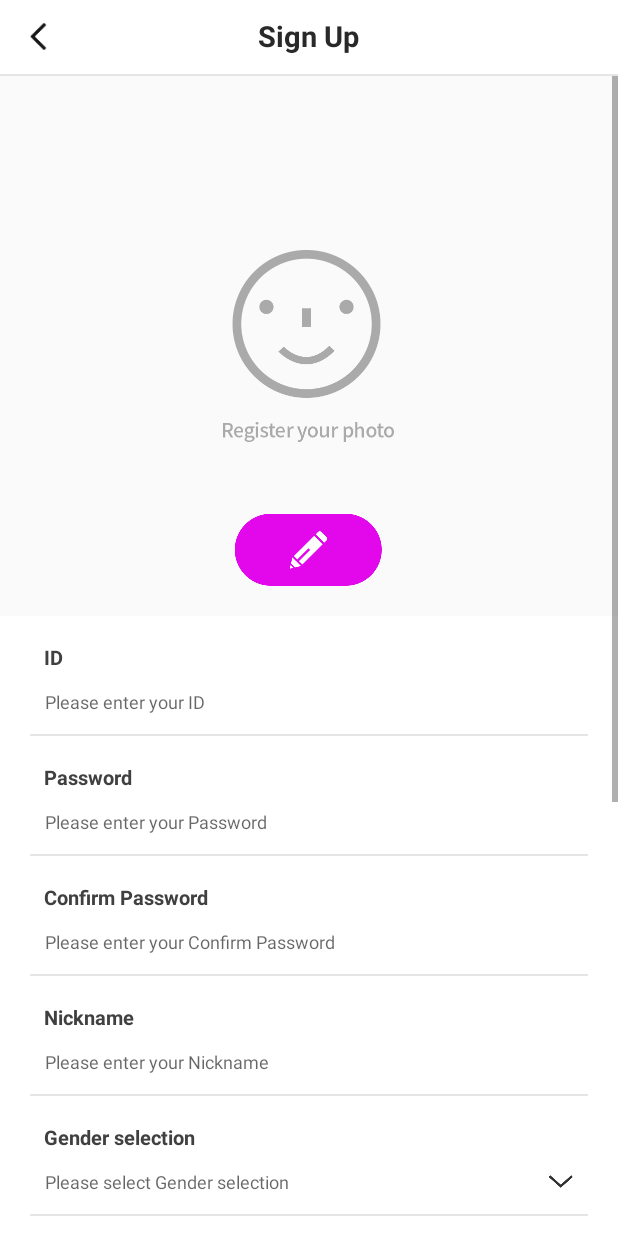
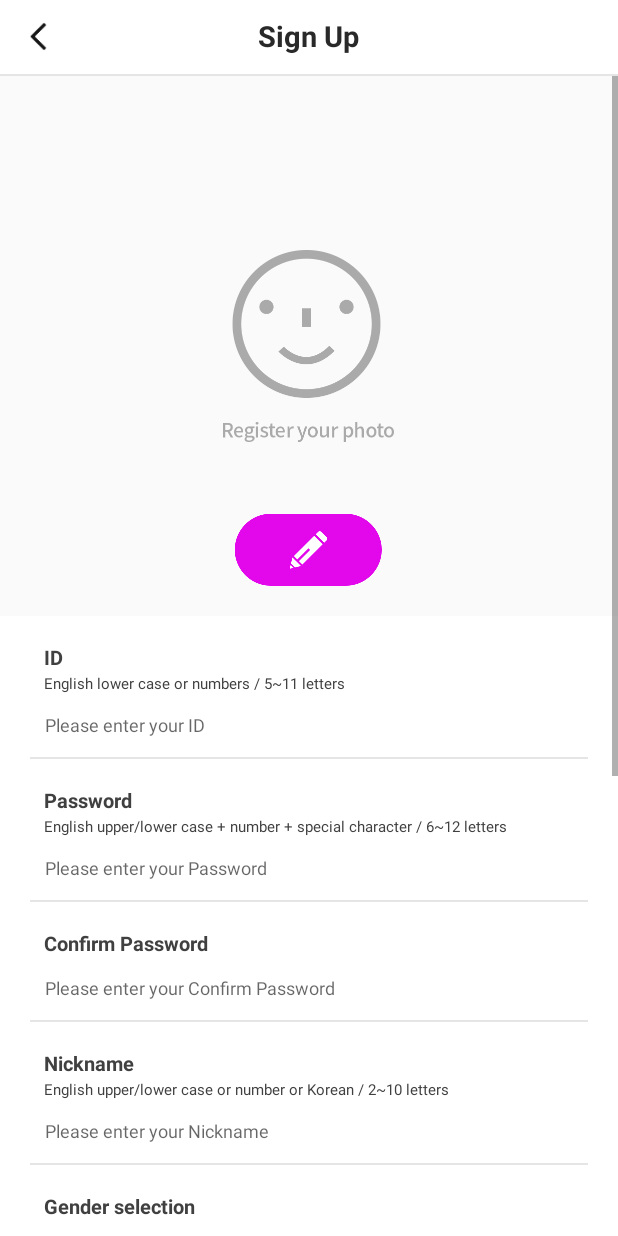
Before and after one commit to puch93/KITA, an Android app: the layout activity_join.xml on its own in the app's theme, with its tools: preview values and no code run, on a phone screen of 412 x 824 dp. Run offline under Robolectric (Android 15) with nearby library versions, the phone set to English and light mode, and no system bars.

Commit message:
2020-06-03 commit

```diff
--- a/app/src/main/java/kr/co/core/kita/activity/JoinAct.java
+++ b/app/src/main/java/kr/co/core/kita/activity/JoinAct.java
@@ -60,7 +60,7 @@ public class JoinAct extends BaseAct implements View.OnClickListener {
 
     private String REGEX_ID = "^[a-z0-9]{5,11}$"; // 영문 소문자, 숫자 (5~11자) (선택적)
     private String REGEX_PW = "^(?=.*[A-Za-z])(?=.*\\d)(?=.*[$@$!%*#?&])[A-Za-z\\d$@$!%*#?&]{6,12}$"; // 영문 대/소문자, 특수문자 (6~12자) (필수적)
-    private String REGEX_NICK = "^[A-Za-z0-9ㄱ-ㅎ가-힣]{2,10}$"; // 영문 대/소문자, 숫자, 한글 (5~11자) (선택적)
+    private String REGEX_NICK = "^[A-Za-z0-9ㄱ-ㅎ가-힣]{2,10}$"; // 영문 대/소문자, 숫자, 한글 (2~10자) (선택적)
 
 
     private String token, join_type = "general";
--- a/app/src/main/res/layout/activity_join.xml
+++ b/app/src/main/res/layout/activity_join.xml
@@ -57,23 +57,23 @@
 
                 <FrameLayout
                     android:layout_width="match_parent"
-                    android:background="@color/color_fafafa"
-                    android:layout_height="360dp">
+                    android:layout_height="360dp"
+                    android:background="@color/color_fafafa">
 
 
                     <ImageView
                         android:id="@+id/iv_image_none"
                         android:layout_width="113.7dp"
                         android:layout_height="wrap_content"
+                        android:layout_gravity="center"
                         android:adjustViewBounds="true"
-                        android:layout_gravity="center"
                         android:src="@drawable/img_edit_register" />
 
                     <ImageView
                         android:id="@+id/iv_profile"
                         android:layout_width="match_parent"
-                        android:scaleType="centerCrop"
-                        android:layout_height="match_parent"/>
+                        android:layout_height="match_parent"
+                        android:scaleType="centerCrop" />
 
                     <ImageView
                         android:id="@+id/iv_profile_reg"
@@ -93,16 +93,33 @@
                     android:layout_height="wrap_content"
                     android:orientation="vertical">
 
+                    <LinearLayout
+                        android:layout_width="match_parent"
+                        android:layout_height="wrap_content"
+                        android:orientation="vertical"
+                        android:paddingLeft="29.3dp">
+
                         <TextView
                             android:layout_width="wrap_content"
                             android:layout_height="wrap_content"
-                        android:layout_marginLeft="29.3dp"
                             android:layout_marginTop="20dp"
                             android:includeFontPadding="false"
                             android:text="ID"
                             android:textColor="@color/color_404040"
                             android:textSize="13.3dp"
                             android:textStyle="bold" />
+
+                        <TextView
+                            android:layout_width="wrap_content"
+                            android:layout_height="wrap_content"
+                            android:layout_marginTop="3dp"
+                            android:includeFontPadding="false"
+                            android:text="English lower case or numbers / 5~11 letters"
+                            android:textColor="@color/color_404040"
+                            android:textSize="10dp" />
+
+
+                    </LinearLayout>
 
                     <EditText
                         android:id="@+id/et_id"
@@ -127,16 +144,31 @@
 
                     <!-- password area -->
 
+                    <LinearLayout
+                        android:layout_width="match_parent"
+                        android:layout_height="wrap_content"
+                        android:orientation="vertical"
+                        android:paddingLeft="29.3dp">
+
                         <TextView
                             android:layout_width="wrap_content"
                             android:layout_height="wrap_content"
-                        android:layout_marginLeft="29.3dp"
                             android:layout_marginTop="20dp"
                             android:includeFontPadding="false"
                             android:text="Password"
                             android:textColor="@color/color_404040"
                             android:textSize="13.3dp"
                             android:textStyle="bold" />
+
+                        <TextView
+                            android:layout_width="wrap_content"
+                            android:layout_height="wrap_content"
+                            android:layout_marginTop="3dp"
+                            android:includeFontPadding="false"
+                            android:text="English upper/lower case + number + special character / 6~12 letters"
+                            android:textColor="@color/color_404040"
+                            android:textSize="10dp" />
+                    </LinearLayout>
 
                     <EditText
                         android:id="@+id/et_pw"
@@ -195,16 +227,32 @@
 
                 <!-- nick name area -->
 
+                <LinearLayout
+                    android:layout_width="match_parent"
+                    android:paddingLeft="29.3dp"
+                    android:layout_height="wrap_content"
+                    android:orientation="vertical">
+
                     <TextView
                         android:layout_width="wrap_content"
                         android:layout_height="wrap_content"
-                    android:layout_marginLeft="29.3dp"
                         android:layout_marginTop="20dp"
                         android:includeFontPadding="false"
                         android:text="Nickname"
                         android:textColor="@color/color_404040"
                         android:textSize="13.3dp"
                         android:textStyle="bold" />
+
+
+                    <TextView
+                        android:layout_width="wrap_content"
+                        android:layout_height="wrap_content"
+                        android:layout_marginTop="3dp"
+                        android:includeFontPadding="false"
+                        android:text="English upper/lower case or number or Korean / 2~10 letters"
+                        android:textColor="@color/color_404040"
+                        android:textSize="10dp" />
+                </LinearLayout>
 
                 <EditText
                     android:id="@+id/et_nick"
```
Also changed, not shown: app/src/main/java/kr/co/core/kita/activity/LoginAct.java (+9 -5 lines), app/src/main/java/kr/co/core/kita/activity/MainAct.java (+27 -9 lines), app/src/main/java/kr/co/core/kita/activity/rtc/VideoReceiveAct.java (+33 -0 lines), app/src/main/res/layout/activity_profile_detail.xml (+7 -0 lines), app/src/main/res/layout/fragment_me.xml (+7 -0 lines), app/src/main/res/drawable/img_gradation_area02.png, 1 other file. Lines whose indentation alone changed are shown as unchanged.
